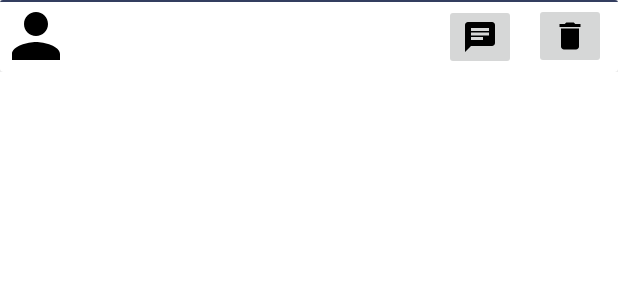
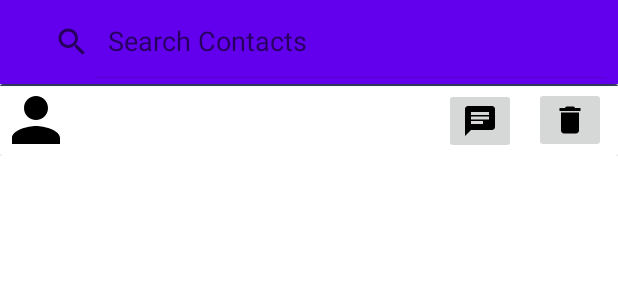
Before and after one commit to AmtojKaur/Group4_Project, an Android app: the layout fragment_contacts.xml on its own in the app's theme, with its tools: preview values and no code run, on a phone screen of 412 x 824 dp. Shown: the top 300 px of the screen. Run offline under Robolectric (Android 15) with nearby library versions, the phone set to English and light mode, and no system bars.

Commit message:
added search feature to contacts

```diff
--- /dev/null
+++ b/app/src/main/res/drawable/ic_search_black_24dp.xml
@@ -0,0 +1,5 @@
+<vector android:height="24dp" android:tint="#000000"
+    android:viewportHeight="24" android:viewportWidth="24"
+    android:width="24dp" xmlns:android="http://schemas.android.com/apk/res/android">
+    <path android:fillColor="@android:color/white" android:pathData="M15.5,14h-0.79l-0.28,-0.27C15.41,12.59 16,11.11 16,9.5 16,5.91 13.09,3 9.5,3S3,5.91 3,9.5 5.91,16 9.5,16c1.61,0 3.09,-0.59 4.23,-1.57l0.27,0.28v0.79l5,4.99L20.49,19l-4.99,-5zM9.5,14C7.01,14 5,11.99 5,9.5S7.01,5 9.5,5 14,7.01 14,9.5 11.99,14 9.5,14z"/>
+</vector>
--- a/app/src/main/res/layout/fragment_contacts.xml
+++ b/app/src/main/res/layout/fragment_contacts.xml
@@ -1,9 +1,32 @@
 <?xml version="1.0" encoding="utf-8"?>
-<LinearLayout xmlns:android="http://schemas.android.com/apk/res/android"
+<RelativeLayout xmlns:android="http://schemas.android.com/apk/res/android"
     xmlns:app="http://schemas.android.com/apk/res-auto"
+    android:layout_width="match_parent"
+    android:layout_height="match_parent">
+
+    <androidx.appcompat.widget.Toolbar
+        android:id="@+id/toolbar"
+        android:layout_width="match_parent"
+        android:layout_height="?attr/actionBarSize"
+        android:background="?attr/colorPrimary"
+        android:elevation="2dp"
+        app:popupTheme="@style/ThemeOverlay.AppCompat.Light"
+        app:title="Contacts">
+
+        <android.widget.SearchView
+            android:id="@+id/search_view"
+            android:layout_width="match_parent"
+            android:layout_height="wrap_content"
+            android:iconifiedByDefault="false"
+            android:queryHint="Search Contacts" />
+
+    </androidx.appcompat.widget.Toolbar>
+
+    <LinearLayout
         android:id="@+id/linearLayout2"
         android:layout_width="match_parent"
-    android:layout_height="wrap_content">
+        android:layout_height="wrap_content"
+        android:layout_below="@id/toolbar">
 
         <androidx.cardview.widget.CardView
             android:layout_width="match_parent"
@@ -70,3 +93,4 @@
             </androidx.constraintlayout.widget.ConstraintLayout>
         </androidx.cardview.widget.CardView>
     </LinearLayout>
+</RelativeLayout>
```
Lines whose indentation alone changed are shown as unchanged.
